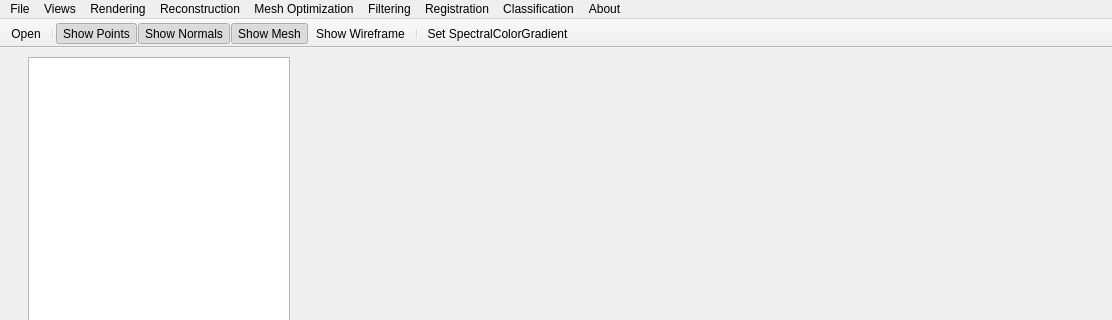
Above: src/tools/viewer/ui/LVRMainWindowUI.ui from uos/lvr2 before the change; both pictures show x 0 to 1112 and y 0 to 320 of the 1112 by 847 pixel window. Below: the same form after it.
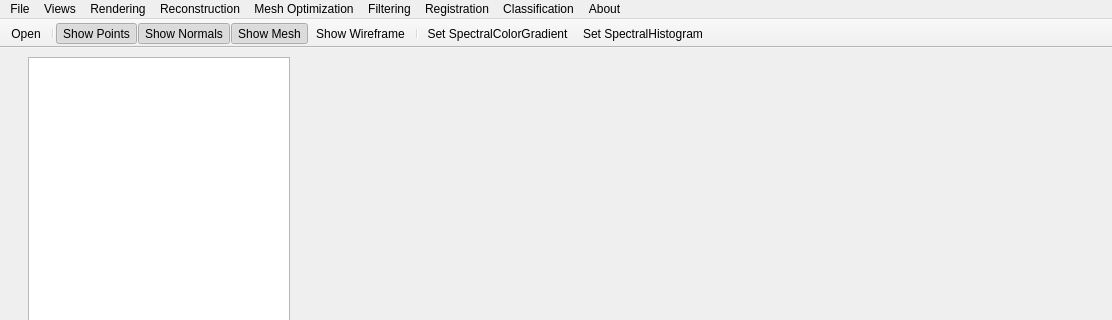
That is the form after the change. Icons and pictures are not drawn. Custom widgets are drawn as their Qt base class.

```diff
--- a/src/tools/viewer/ui/LVRMainWindowUI.ui
+++ b/src/tools/viewer/ui/LVRMainWindowUI.ui
@@ -452,6 +452,7 @@
    <addaction name="actionShow_Wireframe"/>
    <addaction name="separator"/>
    <addaction name="actionShow_SpectralColorGradient"/>
+   <addaction name="actionShow_SpectralHistogram"/>
   </widget>
   <widget class="QMenuBar" name="menubar">
    <property name="geometry">
@@ -755,6 +756,15 @@
     <string>Set SpectralColorGradient</string>
    </property>
   </action>
+  <action name="actionShow_SpectralHistogram">
+   <property name="icon">
+    <iconset resource="../res/viewer.qrc">
+     <normaloff>:/qv_spectralsettings.png</normaloff>:/qv_spectralsettings.png</iconset>
+   </property>
+   <property name="text">
+    <string>Set SpectralHistogram</string>
+   </property>
+  </action>
   <action name="actionShow_Normals">
    <property name="checkable">
     <bool>true</bool>
```
